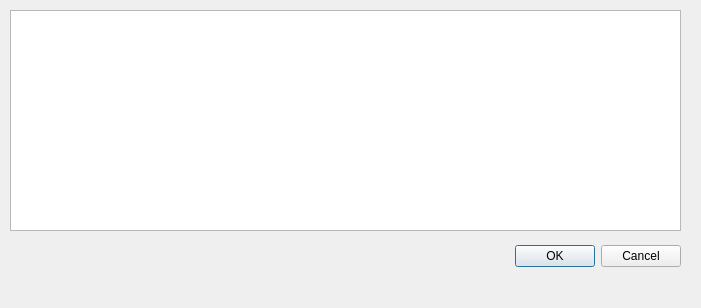
First picture: the form in src/jmbde/views/csvimportdialog.ui, repository jmuelbert/jmbde-QT, before the edit.
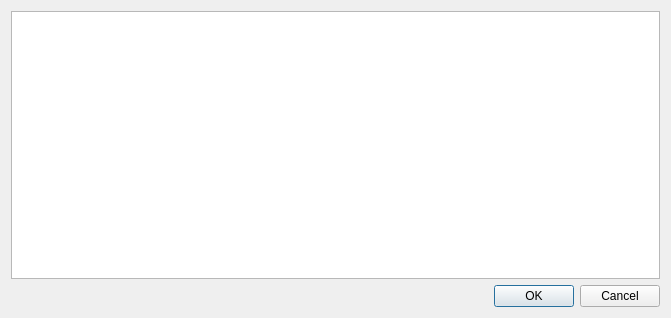
Second picture: the form after the edit.

What changed in the file:
```diff
--- a/src/jmbde/views/csvimportdialog.ui
+++ b/src/jmbde/views/csvimportdialog.ui
@@ -6,8 +6,8 @@
    <rect>
     <x>0</x>
     <y>0</y>
-    <width>701</width>
-    <height>308</height>
+    <width>671</width>
+    <height>318</height>
    </rect>
   </property>
   <property name="windowTitle">
@@ -16,15 +16,12 @@
   <property name="sizeGripEnabled">
    <bool>false</bool>
   </property>
+  <layout class="QVBoxLayout" name="verticalLayout">
+   <item>
+    <widget class="QTableView" name="tableView"/>
+   </item>
+   <item>
   <widget class="QDialogButtonBox" name="buttonBox">
-   <property name="geometry">
-    <rect>
-     <x>30</x>
-     <y>240</y>
-     <width>651</width>
-     <height>32</height>
-    </rect>
-   </property>
    <property name="orientation">
     <enum>Qt::Horizontal</enum>
    </property>
@@ -32,16 +29,8 @@
     <set>QDialogButtonBox::Cancel|QDialogButtonBox::Ok</set>
    </property>
   </widget>
-  <widget class="QTableView" name="tableView">
-   <property name="geometry">
-    <rect>
-     <x>10</x>
-     <y>10</y>
-     <width>671</width>
-     <height>221</height>
-    </rect>
-   </property>
-  </widget>
+   </item>
+  </layout>
  </widget>
  <resources/>
  <connections>
```
Lines whose indentation alone changed are shown as unchanged.
